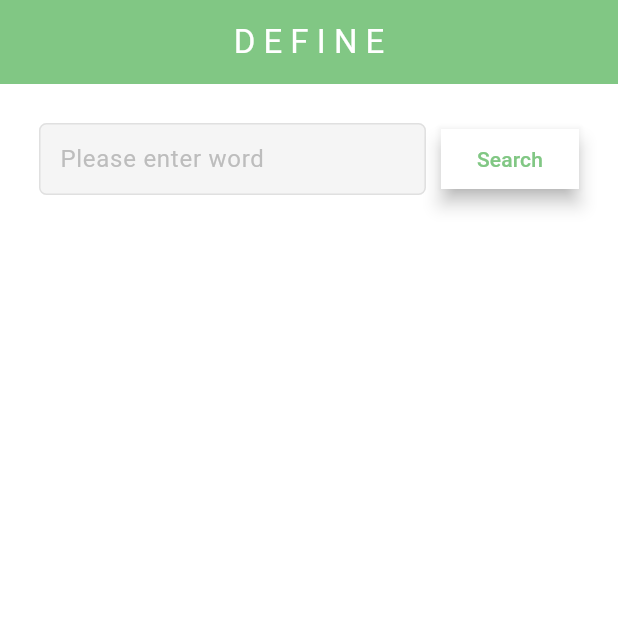
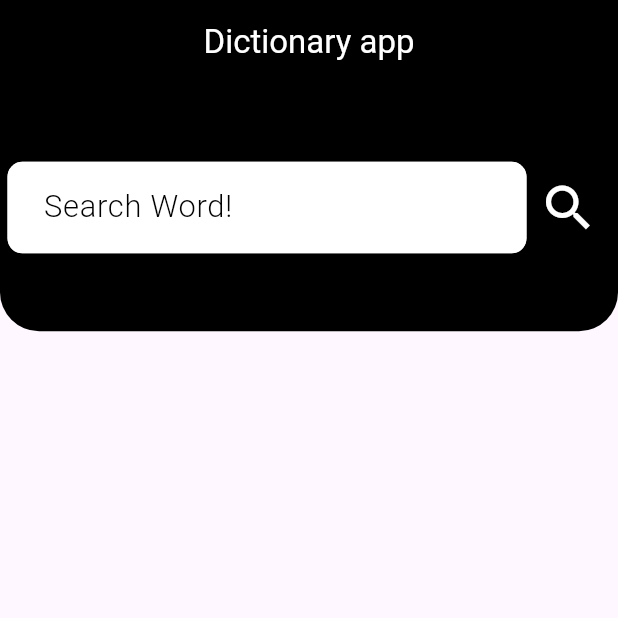
Before and after one commit to aeprodigy/dictionary_flutter_app, a Flutter app: the screen it shows after launch, on a phone screen of 412 x 824 dp, the top half of it. Run offline on Flutter 3.47's test engine with Material 3 defaults, Android fonts, the phone set to English and light mode, and no system bars.

Commit message:
Your descriptive commit message

```diff
--- a/lib/main.dart
+++ b/lib/main.dart
@@ -1,5 +1,5 @@
+import 'package:dictionary_app/screens/home_screen.dart';
 import 'package:flutter/material.dart';
-import 'package:definition/screens/home_screen.dart';
 
 void main() {
   runApp(const MyApp());
@@ -16,7 +16,7 @@ class MyApp extends StatelessWidget {
       title: 'Flutter Demo',
       theme: ThemeData(
 
-        colorScheme: ColorScheme.fromSeed(seedColor: Colors.red),
+        colorScheme: ColorScheme.fromSeed(seedColor: Colors.deepPurple),
         useMaterial3: true,
       ),
       home: const HomeScreen(),
--- a/lib/screens/home_screen.dart
+++ b/lib/screens/home_screen.dart
@@ -1,3 +1,5 @@
+// ignore_for_file: prefer_const_constructors, prefer_const_literals_to_create_immutables
+
 import 'dart:convert';
 
 import 'package:flutter/material.dart';
@@ -13,164 +15,134 @@ class HomeScreen extends StatefulWidget {
 class _HomeScreenState extends State<HomeScreen> {
   TextEditingController _controller = TextEditingController();
   String _definition = '';
-  bool _isLoading = false;
+  String _phonetic = '';
+  String _partOfSpeech = '';
 
-  //the method to fetch the definition
-  Future<void> _fetchDefinition(String word) async {
-    setState(() {
-      _isLoading = true;
-    });
+  Future<void> _fetchDefiniton(String word) async {
     try {
       final response = await http.get(
-          Uri.parse('https://api.dictionaryapi.dev/api/v2/entries/en/$word'));
+          Uri.parse('https://api.dictionaryapi.dev/api/v2/entries/en/${word}'));
+
       if (response.statusCode == 200) {
-        final data = json.decode(response.body);
+        final data = jsonDecode(response.body);
 
         if (data.isNotEmpty) {
           setState(() {
             _definition =
                 data[0]['meanings'][0]['definitions'][0]['definition'];
+            _phonetic = data[0]['phonetic'] ?? 'No phonetic Available';
+
+            _partOfSpeech = data[0]['meanings'][0]['partOfSpeech'] ?? 'N/A';
           });
         } else {
           setState(() {
-            _definition = 'The meaning is not found';
+            _definition = 'definition not found';
+            _phonetic = '';
+            _partOfSpeech = '';
           });
         }
       }
     } catch (e) {
       setState(() {
-        _definition = 'Error something went wrong';
+        _definition = 'error: ${e}';
+        _phonetic = '';
+        _partOfSpeech = '';
       });
-    } finally {
-      _isLoading = false;
     }
   }
 
   @override
   Widget build(BuildContext context) {
+    final screenHeight = MediaQuery.of(context).size.height;
+    final screenWidth = MediaQuery.of(context).size.width;
+
     return Scaffold(
-      backgroundColor: Colors.white,
       appBar: AppBar(
-        title: const Center(
-            child: Text(
-          'D E F I N E',
-          style: TextStyle(color: Colors.white),
-        )),
-        backgroundColor: Colors.green[300],
+        backgroundColor: Colors.black,
+        title: Center(
+            child:
+                Text('Dictionary app', style: TextStyle(color: Colors.white))),
       ),
-      body: Padding(
-        padding: const EdgeInsets.all(18.0),
-        child: Column(
+      body: Column(
+        crossAxisAlignment: CrossAxisAlignment.start,
         children: [
-            //the textfield
-            // Row for the TextField and Button
-            Padding(
-              padding: const EdgeInsets.all(8.0),
+          Container(
+            height: screenHeight * 0.2,
+            decoration: BoxDecoration(
+                color: Colors.black,
+                borderRadius: BorderRadius.only(
+                    bottomLeft: Radius.circular(26),
+                    bottomRight: Radius.circular(26))),
+            child: Padding(
+              padding: const EdgeInsets.only(left: 5.0, right: 5.0),
               child: Row(
                 children: [
-                  // Expanded allows the TextField to take up available space
                   Expanded(
                     child: TextField(
                       controller: _controller,
                       decoration: InputDecoration(
-                        hintText: 'Please enter word',
-
+                        hintText: 'Search Word!',
                         hintStyle: TextStyle(
-                            color: Colors.grey[400]), // Custom hint text color
+                            fontWeight: FontWeight.w300,
+                            color: Colors.black,
+                            fontSize: screenWidth * 0.05),
+                        fillColor: Colors.white,
                         filled: true,
-                        fillColor: Colors
-                            .grey[100], // Background color for the TextField
-                        contentPadding: const EdgeInsets.symmetric(
-                            vertical: 10,
-                            horizontal: 10), // Padding inside the TextField
+                        contentPadding:
+                            EdgeInsets.symmetric(vertical: 15, horizontal: 20),
+                        border: OutlineInputBorder(
+                          borderRadius: BorderRadius.circular(10.0),
+                        ),
                         enabledBorder: OutlineInputBorder(
-                          borderRadius: BorderRadius.circular(
-                              5), // Border radius for the TextField
-                          borderSide: BorderSide(
-                            color: Colors
-                                .grey.shade300, // Border color when not focused
-                            width: 1, // Border width
-                          ),
+                          borderRadius: BorderRadius.circular(10.0),
+                          borderSide:
+                              BorderSide(color: Colors.white, width: 1.5),
                         ),
                         focusedBorder: OutlineInputBorder(
-                          borderRadius: BorderRadius.circular(
-                              5), // Border radius for focused state
-                          borderSide: BorderSide(
-                            color: Colors
-                                .green.shade400, // Border color when focused
-                            width: 2, // Border width when focused
+                          borderRadius: BorderRadius.circular(10.0),
+                          borderSide:
+                              BorderSide(color: Colors.white, width: 2.0),
                         ),
                       ),
                     ),
-                      style: TextStyle(color: Colors.green[400]),
                   ),
-                  ),
-                  const SizedBox(
-                      width:
-                          10), // Add some space between the TextField and Button
-                  ElevatedButton(
+                  IconButton(
                       onPressed: () {
-                      _fetchDefinition(_controller.text);
+                        _fetchDefiniton(_controller.text);
                       },
-                    style: ElevatedButton.styleFrom(
-                      backgroundColor: Colors.white,
-                      shadowColor: Colors.grey[400],
-                      elevation: 5,
-                      shape: RoundedRectangleBorder(
-                        borderRadius:
-                            BorderRadius.zero, // Removes border radius
-                      ),
-                    ),
-                    child: Text(
-                      'Search',
-                      style: TextStyle(color: Colors.green[300]),
-                    ),
-                  ),
+                      icon: Icon(Icons.search, size: 40, color: Colors.white))
                 ],
               ),
             ),
-            const SizedBox(
-              height: 20,
           ),
-            //the results
-            Column(
-              mainAxisAlignment: MainAxisAlignment.start,
-              children: [
-                _definition != null && _definition.isNotEmpty
-                    ? Container(
-                        height: 100,
-                        width: 300,
-                        decoration: BoxDecoration(
-                            color: Colors.white,
-                            borderRadius: BorderRadius.circular(10),
-                            boxShadow: [
-                              BoxShadow(
-                                color: Colors.grey.shade400,
-                                offset: Offset(5, 5),
-                                blurRadius: 12,
-                                spreadRadius: 1,
-                              ),
-                            ]),
-                        child: Center(
-                          child: Padding(
-                            padding: const EdgeInsets.all(8.0),
-                            child: Text(
-                              _definition,
-                              style: TextStyle(
-                                  fontStyle: FontStyle.italic,
-                                  color: Colors.grey[500]),
+          SizedBox(height:10),
+          Padding(
+            padding: const EdgeInsets.only(left:18.0),
+            child: Text(_controller.text,
+              style: TextStyle(fontSize: screenWidth * 0.1),
             ),
           ),
+          SizedBox(height: 10),
+           Padding(
+            padding: const EdgeInsets.only(left: 18.0),
+            child: Text(
+              _phonetic,
+              style: TextStyle(fontSize: 19),
             ),
-                      )
-                    : Text(''),
-                SizedBox(
-                  height: 20,
           ),
-              ],
+          SizedBox(height: 10),
+           Padding(
+            padding: const EdgeInsets.only(left: 18.0),
+            child: Text(
+              _partOfSpeech,
+              style: TextStyle(fontSize: 18),
+            ),
+          ),
+          Padding(
+            padding: const EdgeInsets.only(left:18.0, top: 10),
+            child: Text(_definition),
                 )
         ],
-        ),
       ),
     );
   }
--- a/pubspec.yaml
+++ b/pubspec.yaml
@@ -1,4 +1,4 @@
-name: definition
+name: dictionary_app
 description: "A new Flutter project."
 # The following line prevents the package from being accidentally published to
 # pub.dev using `flutter pub publish`. This is preferred for private packages.
```
Also changed, not shown: 18 other files. Lines whose indentation alone changed are shown as unchanged.
